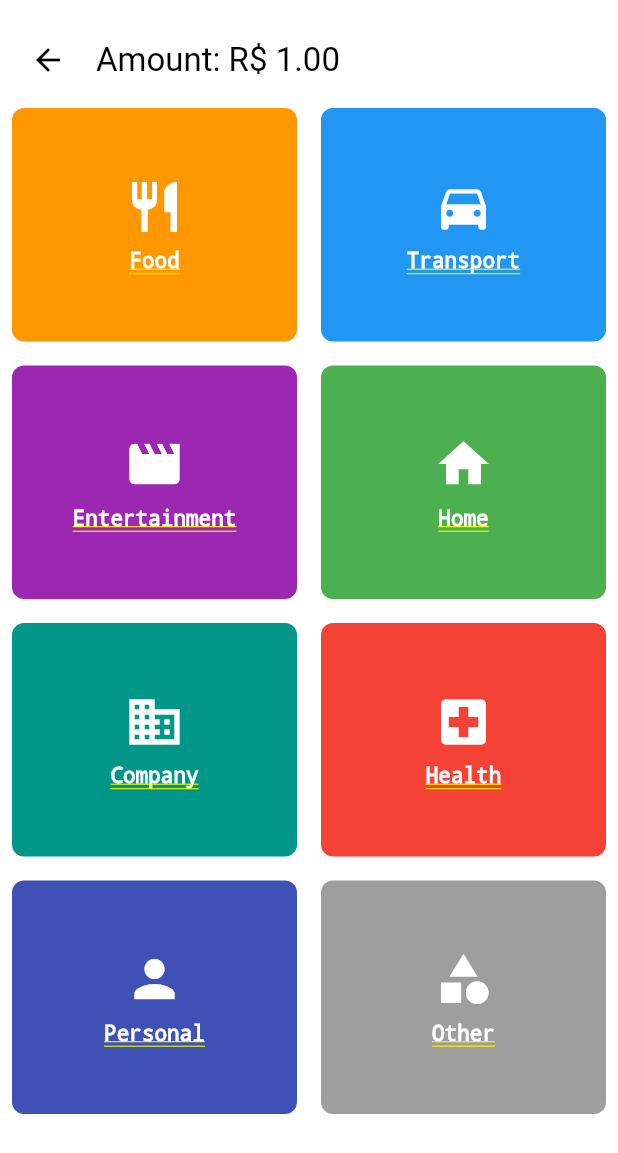
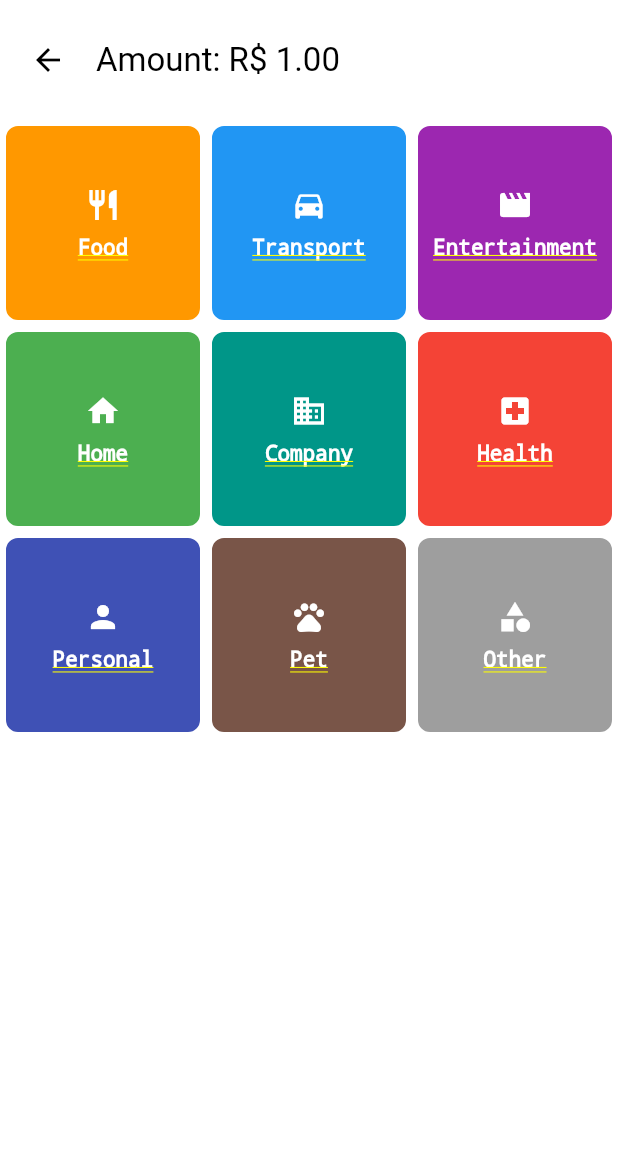
Before and after one commit to fbalbinoribeiro/expense-tracker-app, a Flutter app: the screen it shows after launch, after a tap on "OK", on a phone screen of 412 x 824 dp. Shown: the top 1153 px of the screen. Run offline on Flutter 3.47's test engine with Material 3 defaults, Android fonts, the light colour scheme and no system bars; our stand-ins replace currency_text_input_formatter, drift; accounts and stored records are empty; generated files the repository leaves out were written again.

Commit message:
chore: small tweaks

```diff
--- /dev/null
+++ b/expense_tracker_app/devtools_options.yaml
@@ -0,0 +1,3 @@
+description: This file stores settings for Dart & Flutter DevTools.
+documentation: https://docs.flutter.dev/tools/devtools/extensions#configure-extension-enablement-states
+extensions:
--- a/expense_tracker_app/lib/domain/enums/category.dart
+++ b/expense_tracker_app/lib/domain/enums/category.dart
@@ -8,6 +8,7 @@
   company,
   health,
   personal,
+  pet,
   other,
 }
 
@@ -30,6 +31,8 @@
         return Icons.person;
       case Category.other:
         return Icons.category;
+      case Category.pet:
+        return Icons.pets;
     }
   }
 
@@ -51,6 +54,8 @@
         return Colors.indigo;
       case Category.other:
         return Colors.grey;
+      case Category.pet:
+        return Colors.brown;
     }
   }
 }
--- a/expense_tracker_app/lib/features/category_selector.dart
+++ b/expense_tracker_app/lib/features/category_selector.dart
@@ -34,8 +34,7 @@
   @override
   Widget build(BuildContext context) {
     final categories = Category.values;
-    return SafeArea(
-      child: Container(
+    return Container(
       color: Colors.white,
       child: Column(
         children: [
@@ -57,18 +56,19 @@
               ],
             ),
           ),
+          const SizedBox(height: 16.0),
           Expanded(
             child: GridView.builder(
               shrinkWrap: true,
               gridDelegate: const SliverGridDelegateWithFixedCrossAxisCount(
-                  crossAxisCount: 2,
-                  childAspectRatio: 1.2,
+                crossAxisCount: 3,
+                childAspectRatio: 1,
               ),
               itemCount: categories.length,
               itemBuilder: (context, index) {
                 final category = categories[index];
                 return Padding(
-                    padding: const EdgeInsets.all(8.0),
+                  padding: const EdgeInsets.all(4.0),
                   child: GestureDetector(
                     onTap: () async {
                       await _saveExpense(context, amount, category);
@@ -78,10 +78,8 @@
                           duration: Duration(seconds: 5),
                         ),
                       );
-                        Future.delayed(const Duration(milliseconds: 500), () {
+                      onCategorySelected?.call(category);
                       Navigator.of(context).pop();
-                          onCategorySelected?.call(category);
-                        });
                     },
                     child: Container(
                       decoration: BoxDecoration(
@@ -92,7 +90,7 @@
                       child: Column(
                         mainAxisAlignment: MainAxisAlignment.center,
                         children: [
-                            Icon(category.icon, color: Colors.white, size: 40),
+                          Icon(category.icon, color: Colors.white, size: 24),
                           const SizedBox(height: 8),
                           FittedBox(
                             fit: BoxFit.contain,
@@ -116,7 +114,6 @@
           ),
         ],
       ),
-      ),
     );
   }
 }
--- a/expense_tracker_app/lib/main.dart
+++ b/expense_tracker_app/lib/main.dart
@@ -11,7 +11,7 @@
   // debugPaintLayerBordersEnabled = true; // Outlines composited layers
   // debugRepaintRainbowEnabled = true; // Flashes repaint regions
 
-  WidgetsFlutterBinding.ensureInitialized();
+  // WidgetsFlutterBinding.ensureInitialized();
 
   runApp(const MyApp());
 }
@@ -25,6 +25,7 @@
       title: 'Amount Selector',
       theme: appTheme,
       home: Scaffold(
+        backgroundColor: Colors.white,
         body: Padding(padding: EdgeInsets.all(16.0), child: AmountSelector()),
         floatingActionButton: FloatingActionButton(
           onPressed: () {
```
Lines whose indentation alone changed are shown as unchanged.
